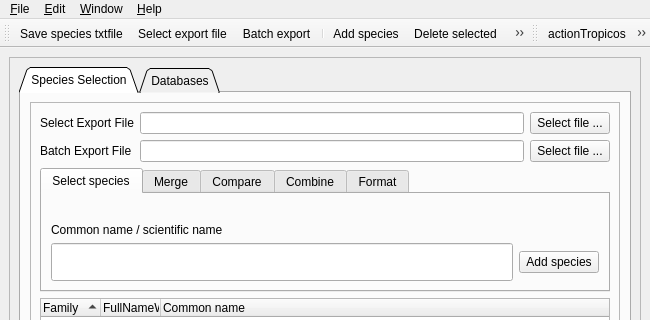
Old version of the form src/ui/ui_main.ui in the repository TaiBON/checklister; both pictures show x 0 to 650 and y 0 to 320 of the 650 by 600 pixel window.
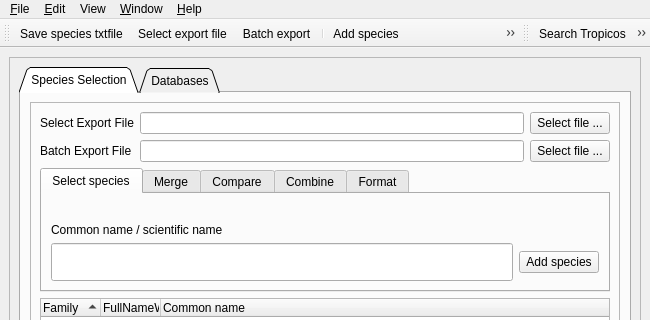
New version of the form. Icons and pictures are not drawn.

Commit message: add menubar view and show toolbar text action

```diff
--- a/src/ui/ui_main.ui
+++ b/src/ui/ui_main.ui
@@ -830,8 +830,15 @@
     <addaction name="actionMaximize"/>
     <addaction name="actionZoom"/>
    </widget>
+   <widget class="QMenu" name="menuView">
+    <property name="title">
+     <string>View</string>
+    </property>
+    <addaction name="actionShowToolbarText"/>
+   </widget>
    <addaction name="menuFile"/>
    <addaction name="menuEdit"/>
+   <addaction name="menuView"/>
    <addaction name="menuWindow"/>
    <addaction name="menuHelp"/>
   </widget>
@@ -1020,7 +1027,7 @@
      <normaloff>:/icons/tropicos.svg</normaloff>:/icons/tropicos.svg</iconset>
    </property>
    <property name="text">
-    <string>actionTropicos</string>
+    <string>Search Tropicos</string>
    </property>
    <property name="toolTip">
     <string>Search Tropicos database</string>
@@ -1068,7 +1075,7 @@
      <normaloff>:/icons/nomenmatch.svg</normaloff>:/icons/nomenmatch.svg</iconset>
    </property>
    <property name="text">
-    <string>actionNomenMatch</string>
+    <string>Search NomenMatch</string>
    </property>
    <property name="toolTip">
     <string>Search NomenMatch database</string>
```
Left out of the diff: 11 changed lines with no effect on the pictures. The commit also changes 4 other files.
